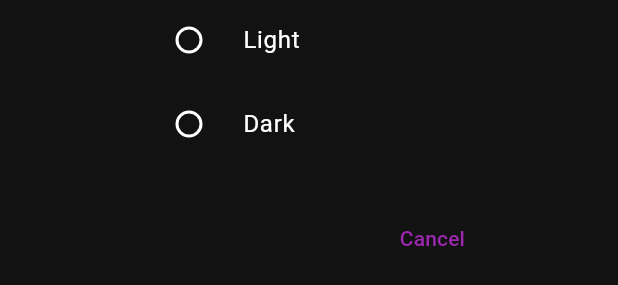
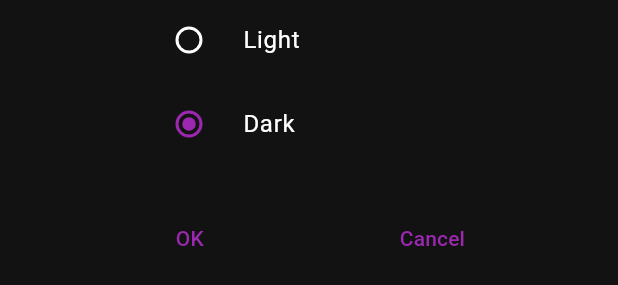
Before and after one commit to ryder2003/GeekhavenTask, a Flutter app: the ThemeDialog widget shown alone on an empty page, opened directly, after a tap on "Dark", on a phone screen of 412 x 824 dp. Shown: the part 518-803 px from the top of the screen. Run offline on Flutter 3.47's test engine with Material 3 defaults, Android fonts, the phone set to English and light mode, and no system bars; our stand-ins replace curved_navigation_bar.

Commit message:
Completed theme changing functionality

```diff
--- a/lib/screens/settings.dart
+++ b/lib/screens/settings.dart
@@ -1,6 +1,8 @@
 import 'package:flutter/material.dart';
 import 'package:provider/provider.dart';
 import 'package:travelling_geeks_latest/modals/theme_provider.dart';
+
+import '../features/themes.dart';
 
 class Settings extends StatefulWidget {
   const Settings({super.key});
@@ -40,7 +42,7 @@ class _SettingsOptionsState extends State<SettingsOptions> {
           subtitle: Text('Light / Dark mode'),
           trailing: const Icon(Icons.arrow_forward_ios),
           onTap: () {
-            // Navigate to theme settings or show dialog
+            // Show theme selection dialog
             showDialog(
               context: context,
               builder: (context) {
@@ -58,7 +60,7 @@ class _SettingsOptionsState extends State<SettingsOptions> {
           subtitle: Text('Select App Language'),
           trailing: Icon(Icons.arrow_forward_ios),
           onTap: () {
-            // Navigate to language settings or show dialog
+            // Show language selection dialog
             showDialog(
               context: context,
               builder: (context) {
@@ -80,6 +82,17 @@ class ThemeDialog extends StatefulWidget {
 }
 
 class _ThemeDialogState extends State<ThemeDialog> {
+  ThemeMode? _selectedThemeMode;
+
+  @override
+  void initState() {
+    super.initState();
+    // Set the initial theme based on the current theme provider value
+    _selectedThemeMode = Provider.of<ThemeProvider>(context, listen: false).themeData == lightmode
+        ? ThemeMode.light
+        : ThemeMode.dark;
+  }
+
   @override
   Widget build(BuildContext context) {
     return AlertDialog(
@@ -87,25 +100,42 @@ class _ThemeDialogState extends State<ThemeDialog> {
       content: Column(
         mainAxisSize: MainAxisSize.min,
         children: [
-          RadioListTile(
+          RadioListTile<ThemeMode>(
             title: Text('Light'),
             value: ThemeMode.light,
-            groupValue: ThemeMode.dark,
+            groupValue: _selectedThemeMode,
             onChanged: (value) {
-              Provider.of<ThemeProvider>(context, listen: false).toggleTheme();
+              setState(() {
+                _selectedThemeMode = value;
+              });
+              // Change to light mode
+              Provider.of<ThemeProvider>(context, listen: false).themeData = lightmode;
             },
           ),
-          RadioListTile(
+          RadioListTile<ThemeMode>(
             title: Text('Dark'),
             value: ThemeMode.dark,
-            groupValue: ThemeMode.light,
+            groupValue: _selectedThemeMode,
             onChanged: (value) {
-              Provider.of<ThemeProvider>(context, listen: false).toggleTheme();
+              setState(() {
+                _selectedThemeMode = value;
+              });
+              // Change to dark mode
+              Provider.of<ThemeProvider>(context, listen: false).themeData = darkmode;
             },
           ),
         ],
       ),
       actions: [
+        TextButton(
+          child: Text('OK'),
+          onPressed: () {
+            Navigator.of(context).pop();
+          },
+        ),
+
+        SizedBox(width: 80,),
+
         TextButton(
           child: Text('Cancel'),
           onPressed: () {
```
